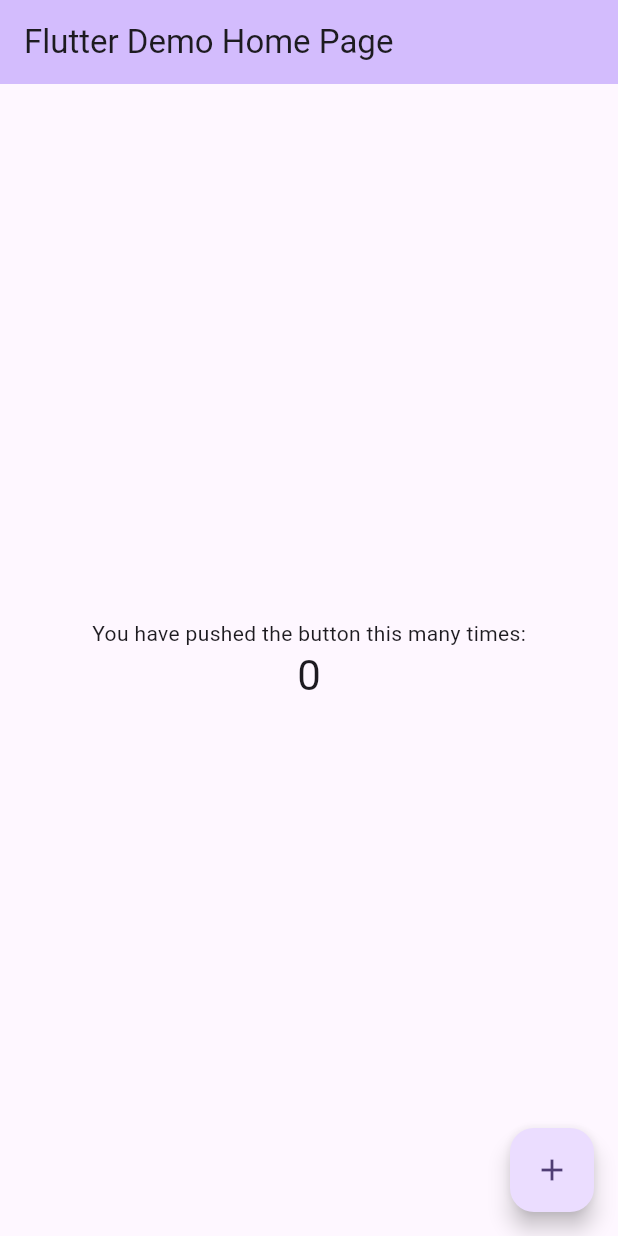
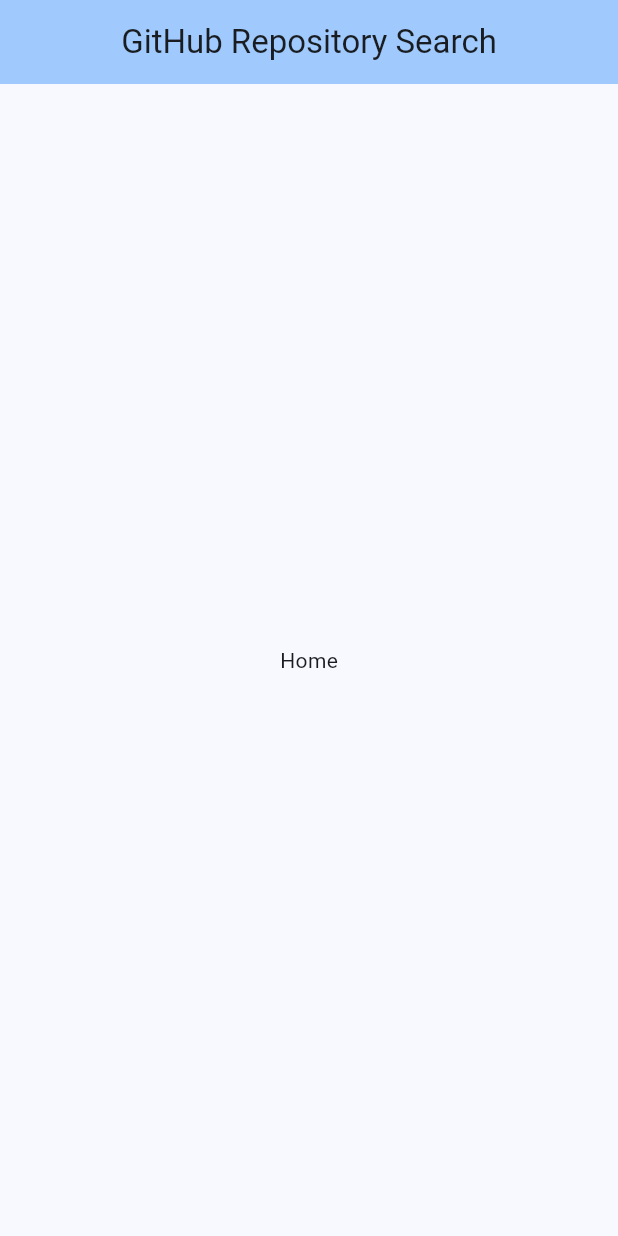
Before and after one commit to naoya25/yumemi_codecheck, a Flutter app: the screen it shows after launch, on a phone screen of 412 x 824 dp. Run offline on Flutter 3.47's test engine with Material 3 defaults, Android fonts, the phone set to English and light mode, and no system bars; our stand-ins replace go_router.

Commit message:
feat: router, theme設定

```diff
--- /dev/null
+++ b/lib/constants/routes.dart
@@ -0,0 +1,3 @@
+class Routes {
+  static const String home = '/';
+}
--- /dev/null
+++ b/lib/constants/theme.dart
@@ -0,0 +1,59 @@
+import 'package:flutter/material.dart';
+
+class AppTheme {
+  static ThemeData get lightTheme {
+    return ThemeData(
+      colorScheme: ColorScheme.fromSeed(
+        seedColor: Colors.blue,
+        brightness: Brightness.light,
+      ),
+      useMaterial3: true,
+      appBarTheme: const AppBarTheme(
+        centerTitle: true,
+        elevation: 0,
+      ),
+      elevatedButtonTheme: ElevatedButtonThemeData(
+        style: ElevatedButton.styleFrom(
+          padding: const EdgeInsets.symmetric(horizontal: 24, vertical: 12),
+          shape: RoundedRectangleBorder(
+            borderRadius: BorderRadius.circular(8),
+          ),
+        ),
+      ),
+      cardTheme: CardTheme(
+        elevation: 2,
+        shape: RoundedRectangleBorder(
+          borderRadius: BorderRadius.circular(12),
+        ),
+      ),
+    );
+  }
+
+  static ThemeData get darkTheme {
+    return ThemeData(
+      colorScheme: ColorScheme.fromSeed(
+        seedColor: Colors.blue,
+        brightness: Brightness.dark,
+      ),
+      useMaterial3: true,
+      appBarTheme: const AppBarTheme(
+        centerTitle: true,
+        elevation: 0,
+      ),
+      elevatedButtonTheme: ElevatedButtonThemeData(
+        style: ElevatedButton.styleFrom(
+          padding: const EdgeInsets.symmetric(horizontal: 24, vertical: 12),
+          shape: RoundedRectangleBorder(
+            borderRadius: BorderRadius.circular(8),
+          ),
+        ),
+      ),
+      cardTheme: CardTheme(
+        elevation: 2,
+        shape: RoundedRectangleBorder(
+          borderRadius: BorderRadius.circular(12),
+        ),
+      ),
+    );
+  }
+}
--- a/lib/main.dart
+++ b/lib/main.dart
@@ -1,4 +1,7 @@
 import 'package:flutter/material.dart';
+
+import 'constants/theme.dart';
+import 'router.dart';
 
 void main() {
   runApp(const MyApp());
@@ -7,119 +10,15 @@ void main() {
 class MyApp extends StatelessWidget {
   const MyApp({super.key});
 
-  // This widget is the root of your application.
   @override
   Widget build(BuildContext context) {
-    return MaterialApp(
-      title: 'Flutter Demo',
-      theme: ThemeData(
-        // This is the theme of your application.
-        //
-        // TRY THIS: Try running your application with "flutter run". You'll see
-        // the application has a purple toolbar. Then, without quitting the app,
-        // try changing the seedColor in the colorScheme below to Colors.green
-        // and then invoke "hot reload" (save your changes or press the "hot
-        // reload" button in a Flutter-supported IDE, or press "r" if you used
-        // the command line to start the app).
-        //
-        // Notice that the counter didn't reset back to zero; the application
-        // state is not lost during the reload. To reset the state, use hot
-        // restart instead.
-        //
-        // This works for code too, not just values: Most code changes can be
-        // tested with just a hot reload.
-        colorScheme: ColorScheme.fromSeed(seedColor: Colors.deepPurple),
-        useMaterial3: true,
-      ),
-      home: const MyHomePage(title: 'Flutter Demo Home Page'),
+    return MaterialApp.router(
+      title: 'Yumemi CodeCheck App',
+      theme: AppTheme.lightTheme,
+      darkTheme: AppTheme.darkTheme,
+      themeMode: ThemeMode.system,
+      routerConfig: router,
+      debugShowCheckedModeBanner: false,
     );
   }
 }
-
-class MyHomePage extends StatefulWidget {
-  const MyHomePage({super.key, required this.title});
-
-  // This widget is the home page of your application. It is stateful, meaning
-  // that it has a State object (defined below) that contains fields that affect
-  // how it looks.
-
-  // This class is the configuration for the state. It holds the values (in this
-  // case the title) provided by the parent (in this case the App widget) and
-  // used by the build method of the State. Fields in a Widget subclass are
-  // always marked "final".
-
-  final String title;
-
-  @override
-  State<MyHomePage> createState() => _MyHomePageState();
-}
-
-class _MyHomePageState extends State<MyHomePage> {
-  int _counter = 0;
-
-  void _incrementCounter() {
-    setState(() {
-      // This call to setState tells the Flutter framework that something has
-      // changed in this State, which causes it to rerun the build method below
-      // so that the display can reflect the updated values. If we changed
-      // _counter without calling setState(), then the build method would not be
-      // called again, and so nothing would appear to happen.
-      _counter++;
-    });
-  }
-
-  @override
-  Widget build(BuildContext context) {
-    // This method is rerun every time setState is called, for instance as done
-    // by the _incrementCounter method above.
-    //
-    // The Flutter framework has been optimized to make rerunning build methods
-    // fast, so that you can just rebuild anything that needs updating rather
-    // than having to individually change instances of widgets.
-    return Scaffold(
-      appBar: AppBar(
-        // TRY THIS: Try changing the color here to a specific color (to
-        // Colors.amber, perhaps?) and trigger a hot reload to see the AppBar
-        // change color while the other colors stay the same.
-        backgroundColor: Theme.of(context).colorScheme.inversePrimary,
-        // Here we take the value from the MyHomePage object that was created by
-        // the App.build method, and use it to set our appbar title.
-        title: Text(widget.title),
-      ),
-      body: Center(
-        // Center is a layout widget. It takes a single child and positions it
-        // in the middle of the parent.
-        child: Column(
-          // Column is also a layout widget. It takes a list of children and
-          // arranges them vertically. By default, it sizes itself to fit its
-          // children horizontally, and tries to be as tall as its parent.
-          //
-          // Column has various properties to control how it sizes itself and
-          // how it positions its children. Here we use mainAxisAlignment to
-          // center the children vertically; the main axis here is the vertical
-          // axis because Columns are vertical (the cross axis would be
-          // horizontal).
-          //
-          // TRY THIS: Invoke "debug painting" (choose the "Toggle Debug Paint"
-          // action in the IDE, or press "p" in the console), to see the
-          // wireframe for each widget.
-          mainAxisAlignment: MainAxisAlignment.center,
-          children: <Widget>[
-            const Text(
-              'You have pushed the button this many times:',
-            ),
-            Text(
-              '$_counter',
-              style: Theme.of(context).textTheme.headlineMedium,
-            ),
-          ],
-        ),
-      ),
-      floatingActionButton: FloatingActionButton(
-        onPressed: _incrementCounter,
-        tooltip: 'Increment',
-        child: const Icon(Icons.add),
-      ), // This trailing comma makes auto-formatting nicer for build methods.
-    );
-  }
-}
--- /dev/null
+++ b/lib/router.dart
@@ -0,0 +1,13 @@
+import 'package:go_router/go_router.dart';
+import 'package:yumemi_codecheck/constants/routes.dart';
+import 'package:yumemi_codecheck/views/home/page.dart';
+
+final GoRouter router = GoRouter(
+  initialLocation: Routes.home,
+  routes: [
+    GoRoute(
+      path: Routes.home,
+      builder: (context, state) => const HomePage(),
+    ),
+  ],
+);
--- /dev/null
+++ b/lib/views/home/page.dart
@@ -0,0 +1,18 @@
+import 'package:flutter/material.dart';
+
+class HomePage extends StatelessWidget {
+  const HomePage({super.key});
+
+  @override
+  Widget build(BuildContext context) {
+    return Scaffold(
+      appBar: AppBar(
+        title: const Text('GitHub Repository Search'),
+        backgroundColor: Theme.of(context).colorScheme.inversePrimary,
+      ),
+      body: const Center(
+        child: Text('Home'),
+      ),
+    );
+  }
+}
```
